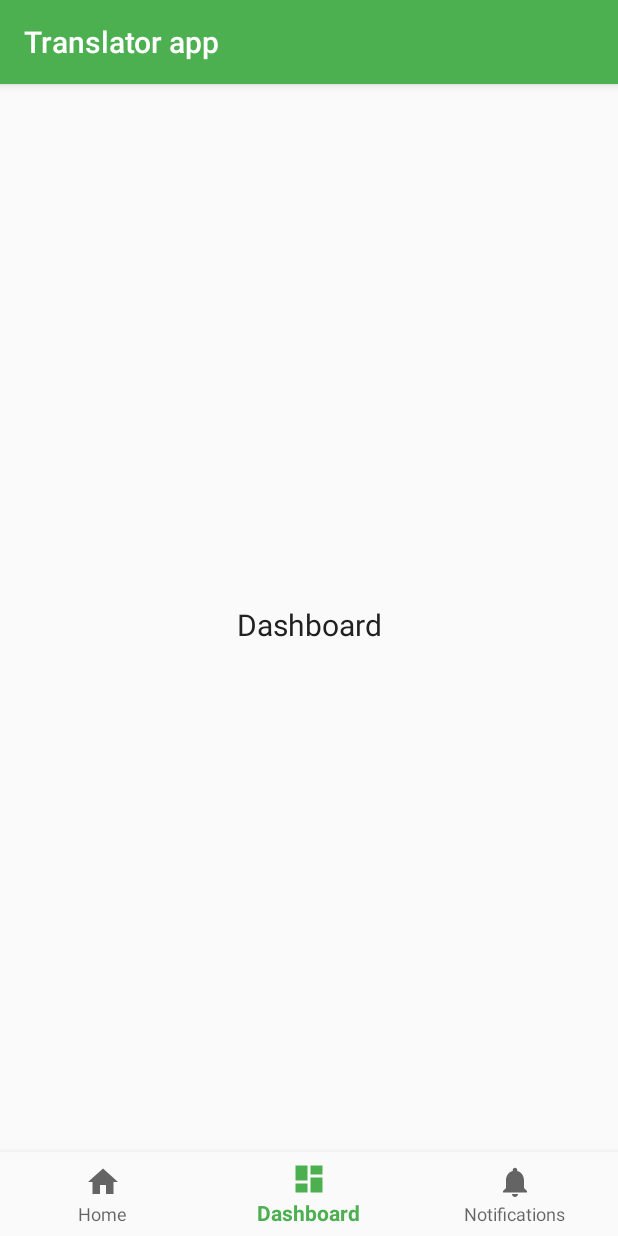
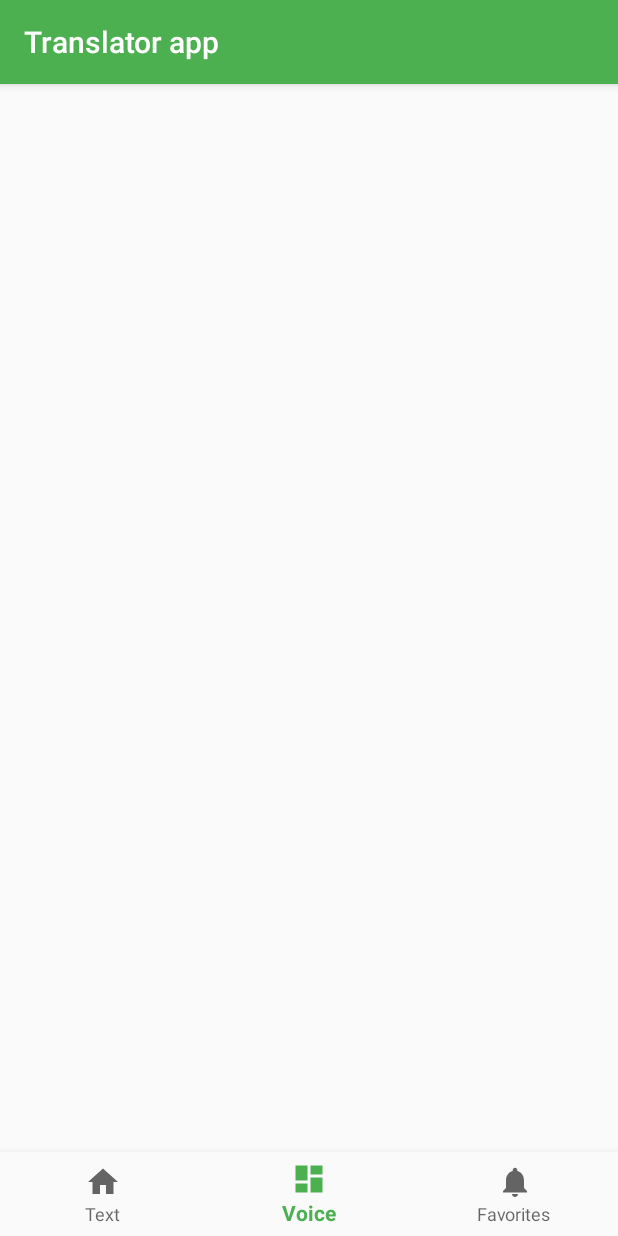
Before and after one commit to Siyateagan/translator-app, an Android app: the screen it shows after launch (DashboardActivity before the commit, VoiceTranslationActivity after it), item 2 of the bottom bar chosen, on a phone screen of 412 x 824 dp. Run offline under Robolectric (Android 15) with nearby library versions, the phone set to English and light mode, and no system bars.

Commit message:
Rename default packages and their contents

```diff
--- a/app/src/main/AndroidManifest.xml
+++ b/app/src/main/AndroidManifest.xml
@@ -12,11 +12,11 @@
         android:supportsRtl="true"
         android:theme="@style/AppTheme"
         tools:ignore="GoogleAppIndexingWarning">
-        <activity android:name=".ui.dashboard.DashboardActivity" />
-        <activity android:name=".ui.home.HomeActivity" />
-        <activity android:name=".ui.notifications.NotificationsActivity" />
+        <activity android:name=".ui.voiceTranslation.VoiceTranslationActivity" />
+        <activity android:name=".ui.textTranslation.TextTranslationActivity" />
+        <activity android:name=".ui.favorites.FavoritesActivity" />
         <activity
-            android:name=".MainActivity"
+            android:name=".FirstEntryActivity"
             android:label="@string/app_name">
             <intent-filter>
                 <action android:name="android.intent.action.MAIN" />
--- a/app/src/main/java/siyateagan/example/translatorapp/MainActivity.kt
+++ b/app/src/main/java/siyateagan/example/translatorapp/FirstEntryActivity.kt
@@ -5,7 +5,7 @@ import androidx.appcompat.app.AppCompatActivity
 import com.google.android.material.bottomnavigation.BottomNavigationView
 import siyateagan.example.translatorapp.utils.setItemsListeners
 
-class MainActivity : AppCompatActivity() {
+class FirstEntryActivity : AppCompatActivity() {
 
     override fun onCreate(savedInstanceState: Bundle?) {
         super.onCreate(savedInstanceState)
--- a/app/src/main/java/siyateagan/example/translatorapp/ui/dashboard/DashboardActivity.kt
+++ b/app/src/main/java/siyateagan/example/translatorapp/ui/favorites/FavoritesActivity.kt
@@ -1,23 +1,23 @@
-package siyateagan.example.translatorapp.ui.dashboard
+package siyateagan.example.translatorapp.ui.favorites
 
 import android.os.Bundle
 import androidx.appcompat.app.AppCompatActivity
 import androidx.lifecycle.ViewModelProvider
 import com.google.android.material.bottomnavigation.BottomNavigationView
-import kotlinx.android.synthetic.main.activity_notifications.nav_view
+import kotlinx.android.synthetic.main.activity_notifications.*
 import siyateagan.example.translatorapp.R
 import siyateagan.example.translatorapp.utils.setItemsListeners
 
-class DashboardActivity : AppCompatActivity() {
-    private lateinit var dashboardViewModel: DashboardViewModel
+class FavoritesActivity : AppCompatActivity() {
+    private lateinit var favoritesViewModel: FavoritesViewModel
 
     override fun onCreate(savedInstanceState: Bundle?) {
         super.onCreate(savedInstanceState)
-        setContentView(R.layout.activity_dashboard)
-        dashboardViewModel = ViewModelProvider(this).get(DashboardViewModel::class.java)
+        setContentView(R.layout.activity_notifications)
+        favoritesViewModel = ViewModelProvider(this).get(FavoritesViewModel::class.java)
 
         val navView: BottomNavigationView = nav_view
-        navView.menu.getItem(1).isChecked = true
+        navView.menu.getItem(2).isChecked = true
 
         setItemsListeners(navView, this, this::class.java.simpleName)
     }
--- a/app/src/main/java/siyateagan/example/translatorapp/ui/dashboard/DashboardViewModel.kt
+++ b/app/src/main/java/siyateagan/example/translatorapp/ui/favorites/FavoritesViewModel.kt
@@ -1,13 +1,13 @@
-package siyateagan.example.translatorapp.ui.dashboard
+package siyateagan.example.translatorapp.ui.favorites
 
 import androidx.lifecycle.LiveData
 import androidx.lifecycle.MutableLiveData
 import androidx.lifecycle.ViewModel
 
-class DashboardViewModel : ViewModel() {
+class FavoritesViewModel : ViewModel() {
 
     private val _text = MutableLiveData<String>().apply {
-        value = "This is dashboard Fragment"
+        value = "This is notifications Fragment"
     }
     val text: LiveData<String> = _text
 }
--- a/app/src/main/java/siyateagan/example/translatorapp/ui/home/HomeViewModel.kt
+++ b/app/src/main/java/siyateagan/example/translatorapp/ui/textTranslation/TextTranslationViewModel.kt
@@ -1,10 +1,10 @@
-package siyateagan.example.translatorapp.ui.home
+package siyateagan.example.translatorapp.ui.textTranslation
 
 import androidx.lifecycle.LiveData
 import androidx.lifecycle.MutableLiveData
 import androidx.lifecycle.ViewModel
 
-class HomeViewModel : ViewModel() {
+class TextTranslationViewModel : ViewModel() {
 
     private val _text = MutableLiveData<String>().apply {
         value = "This is home Fragment"
--- a/app/src/main/java/siyateagan/example/translatorapp/ui/notifications/NotificationsActivity.kt
+++ b/app/src/main/java/siyateagan/example/translatorapp/ui/voiceTranslation/VoiceTranslationActivity.kt
@@ -1,23 +1,23 @@
-package siyateagan.example.translatorapp.ui.notifications
+package siyateagan.example.translatorapp.ui.voiceTranslation
 
 import android.os.Bundle
 import androidx.appcompat.app.AppCompatActivity
 import androidx.lifecycle.ViewModelProvider
 import com.google.android.material.bottomnavigation.BottomNavigationView
-import kotlinx.android.synthetic.main.activity_notifications.*
+import kotlinx.android.synthetic.main.activity_notifications.nav_view
 import siyateagan.example.translatorapp.R
 import siyateagan.example.translatorapp.utils.setItemsListeners
 
-class NotificationsActivity : AppCompatActivity() {
-    private lateinit var notificationsViewModel: NotificationsViewModel
+class VoiceTranslationActivity : AppCompatActivity() {
+    private lateinit var voiceTranslationViewModel: VoiceTranslationViewModel
 
     override fun onCreate(savedInstanceState: Bundle?) {
         super.onCreate(savedInstanceState)
-        setContentView(R.layout.activity_notifications)
-        notificationsViewModel = ViewModelProvider(this).get(NotificationsViewModel::class.java)
+        setContentView(R.layout.activity_dashboard)
+        voiceTranslationViewModel = ViewModelProvider(this).get(VoiceTranslationViewModel::class.java)
 
         val navView: BottomNavigationView = nav_view
-        navView.menu.getItem(2).isChecked = true
+        navView.menu.getItem(1).isChecked = true
 
         setItemsListeners(navView, this, this::class.java.simpleName)
     }
--- a/app/src/main/java/siyateagan/example/translatorapp/ui/notifications/NotificationsViewModel.kt
+++ b/app/src/main/java/siyateagan/example/translatorapp/ui/voiceTranslation/VoiceTranslationViewModel.kt
@@ -1,13 +1,13 @@
-package siyateagan.example.translatorapp.ui.notifications
+package siyateagan.example.translatorapp.ui.voiceTranslation
 
 import androidx.lifecycle.LiveData
 import androidx.lifecycle.MutableLiveData
 import androidx.lifecycle.ViewModel
 
-class NotificationsViewModel : ViewModel() {
+class VoiceTranslationViewModel : ViewModel() {
 
     private val _text = MutableLiveData<String>().apply {
-        value = "This is notifications Fragment"
+        value = "This is dashboard Fragment"
     }
     val text: LiveData<String> = _text
 }
--- a/app/src/main/java/siyateagan/example/translatorapp/utils/NavigationItemsСonfigurator.kt
+++ b/app/src/main/java/siyateagan/example/translatorapp/utils/NavigationItemsСonfigurator.kt
@@ -4,9 +4,9 @@ import android.content.Context
 import android.content.Intent
 import com.google.android.material.bottomnavigation.BottomNavigationView
 import siyateagan.example.translatorapp.R
-import siyateagan.example.translatorapp.ui.dashboard.DashboardActivity
-import siyateagan.example.translatorapp.ui.home.HomeActivity
-import siyateagan.example.translatorapp.ui.notifications.NotificationsActivity
+import siyateagan.example.translatorapp.ui.voiceTranslation.VoiceTranslationActivity
+import siyateagan.example.translatorapp.ui.textTranslation.TextTranslationActivity
+import siyateagan.example.translatorapp.ui.favorites.FavoritesActivity
 
 /**
  * This function avoid code duplication when setting the BottomNavigationView
@@ -16,22 +16,22 @@ fun setItemsListeners(navView: BottomNavigationView, context: Context, activityN
     navView.setOnNavigationItemSelectedListener {
         when (it.itemId) {
             R.id.navigation_home -> {
-                if (activityName != HomeActivity::class.java.simpleName){
-                    val intent = Intent(context, HomeActivity::class.java)
+                if (activityName != TextTranslationActivity::class.java.simpleName){
+                    val intent = Intent(context, TextTranslationActivity::class.java)
                     context.startActivity(intent)
                 }
             }
 
             R.id.navigation_dashboard -> {
-                if (activityName != DashboardActivity::class.java.simpleName) {
-                    val intent = Intent(context, DashboardActivity::class.java)
+                if (activityName != VoiceTranslationActivity::class.java.simpleName) {
+                    val intent = Intent(context, VoiceTranslationActivity::class.java)
                     context.startActivity(intent)
                 }
             }
 
             R.id.navigation_notifications -> {
-                if (activityName != NotificationsActivity::class.java.simpleName) {
-                    val intent = Intent(context, NotificationsActivity::class.java)
+                if (activityName != FavoritesActivity::class.java.simpleName) {
+                    val intent = Intent(context, FavoritesActivity::class.java)
                     context.startActivity(intent)
                 }
             }
--- a/app/src/main/res/layout/activity_dashboard.xml
+++ b/app/src/main/res/layout/activity_dashboard.xml
@@ -3,22 +3,6 @@
     xmlns:app="http://schemas.android.com/apk/res-auto"
     android:layout_width="match_parent"
     android:layout_height="match_parent">
-
-    <TextView
-        android:id="@+id/text_dashboard"
-        android:layout_width="match_parent"
-        android:layout_height="wrap_content"
-        android:layout_marginStart="8dp"
-        android:text="@string/title_dashboard"
-        android:layout_marginTop="8dp"
-        android:layout_marginEnd="8dp"
-        android:textAlignment="center"
-        android:textColor="@color/primaryText"
-        android:textSize="20sp"
-        app:layout_constraintBottom_toTopOf="@+id/nav_view"
-        app:layout_constraintEnd_toEndOf="parent"
-        app:layout_constraintStart_toStartOf="parent"
-        app:layout_constraintTop_toTopOf="parent" />
 
     <com.google.android.material.bottomnavigation.BottomNavigationView
         android:id="@+id/nav_view"
--- a/app/src/main/res/menu/bottom_nav_menu.xml
+++ b/app/src/main/res/menu/bottom_nav_menu.xml
@@ -4,16 +4,16 @@
     <item
         android:id="@+id/navigation_home"
         android:icon="@drawable/ic_home_black_24dp"
-        android:title="@string/title_home" />
+        android:title="@string/title_text" />
 
     <item
         android:id="@+id/navigation_dashboard"
         android:icon="@drawable/ic_dashboard_black_24dp"
-        android:title="@string/title_dashboard" />
+        android:title="@string/title_voice" />
 
     <item
         android:id="@+id/navigation_notifications"
         android:icon="@drawable/ic_notifications_black_24dp"
-        android:title="@string/title_notifications" />
+        android:title="@string/title_favorites" />
 
 </menu>
--- a/app/src/main/res/values/strings.xml
+++ b/app/src/main/res/values/strings.xml
@@ -1,6 +1,6 @@
 <resources>
     <string name="app_name">Translator app</string>
-    <string name="title_home">Home</string>
-    <string name="title_dashboard">Dashboard</string>
-    <string name="title_notifications">Notifications</string>
+    <string name="title_text">Text</string>
+    <string name="title_voice">Voice</string>
+    <string name="title_favorites">Favorites</string>
 </resources>
```
Also changed, not shown: app/src/main/java/siyateagan/example/translatorapp/ui/textTranslation/TextTranslationActivity.kt (renamed from app/src/main/java/siyateagan/example/translatorapp/ui/home/HomeActivity.kt, +4 -4 lines), app/src/main/res/layout/activity_home.xml (+0 -14 lines), app/src/main/res/layout/activity_notifications.xml (+0 -14 lines).
